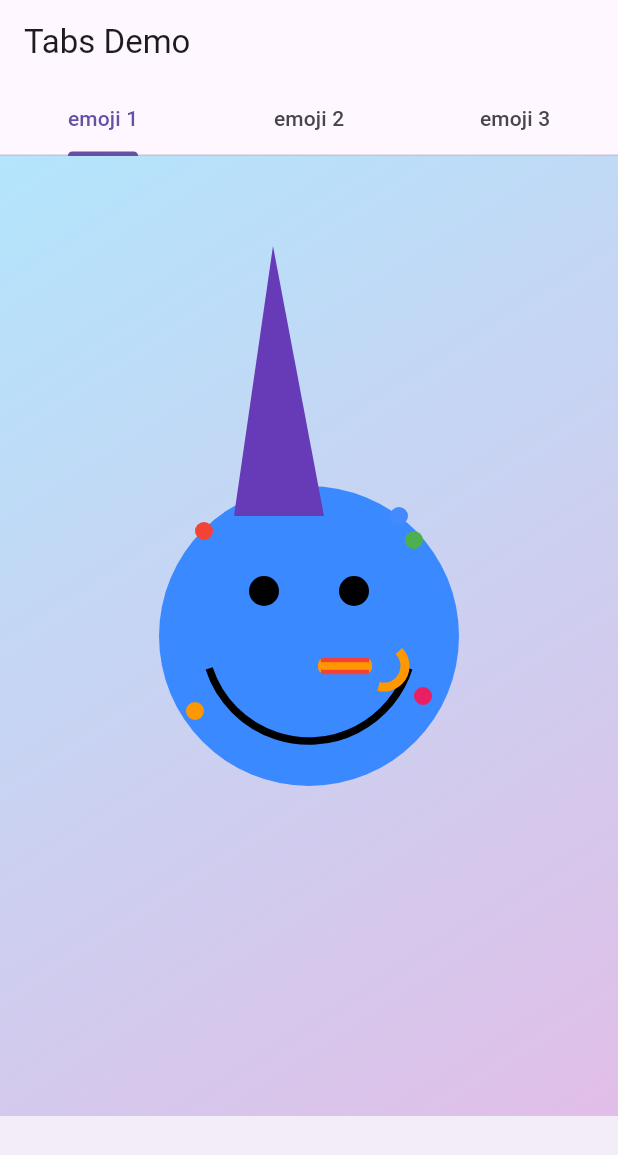
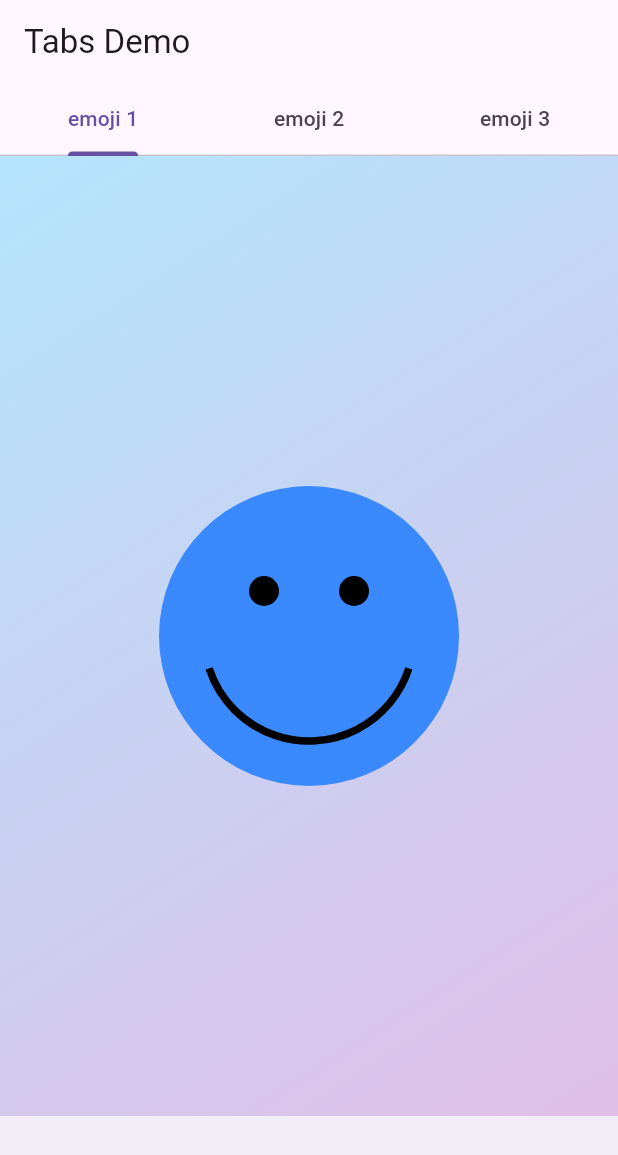
Before and after one commit to JashThakkar/smiley_face, a Flutter app: the screen it shows after launch, on a phone screen of 412 x 824 dp. Shown: the top 1155 px of the screen. Run offline on Flutter 3.47's test engine with Material 3 defaults, Android fonts, the phone set to English and light mode, and no system bars.

Commit message:
Updated to add a regular smiley to the first tab and moved the party emoji and heart to the second and third tabs

```diff
--- a/lib/main.dart
+++ b/lib/main.dart
@@ -94,6 +94,14 @@
       child: TabBarView(
         controller: _tabController,
         children: [
+          // TAB 1: Regular smiley
+          Center(
+            child: CustomPaint(
+              size: const Size(200, 200),
+              painter: SmileyFacePainter(),
+            ),
+          ),
+          // TAB 2: Party emoji
           Center(
             child: CustomPaint(
               size: Size(200, 200),
@@ -101,42 +109,12 @@
             ),
           ),
 
-          // TAB 2: Red heart
+          // TAB 3: Red heart
           Center(
             child: CustomPaint(
               size: Size(200, 200),
               painter: HeartPainter(),
             ),
-          ),
-          Column(
-            mainAxisAlignment: MainAxisAlignment.center,
-            children: [
-              Image.network(
-                "https://encrypted-tbn0.gstatic.com/images?q=tbn:ANd9GcSi0zzWDQNYkMxxXfgyEUKhft5_GPdxmhCrpQ&s",
-                width: 150,
-                height: 150,
-              ),
-              SizedBox(height: 10),
-              Text(
-                "Volcano Eruption 54°F",
-                style: TextStyle(fontSize: 20, fontWeight: FontWeight.bold),
-              ),
-            ],
-          ),
-          Column(
-            mainAxisAlignment: MainAxisAlignment.center,
-            children: [
-              Image.network(
-                "https://img.freepik.com/free-vector/hand-drawn-tornado-cartoon-illustration_52683-121089.jpg",
-                width: 150,
-                height: 150,
-              ),
-              SizedBox(height: 10),
-              Text(
-                "Tornado 54°F",
-                style: TextStyle(fontSize: 20, fontWeight: FontWeight.bold),
-              ),
-            ],
           ),
         ],
       ),
@@ -262,3 +240,31 @@
   @override
   bool shouldRepaint(covariant CustomPainter oldDelegate) => false;
 }
+
+class SmileyFacePainter extends CustomPainter {
+  @override
+  void paint(Canvas canvas, Size size) {
+    final center = Offset(size.width / 2, size.height / 2);
+    final r = size.width / 2;
+
+    // face
+    final facePaint = Paint()..color = const Color.fromARGB(255, 59, 137, 255);
+    canvas.drawCircle(center, r, facePaint);
+
+    // eyes
+    final eyePaint = Paint()..color = Colors.black;
+    canvas.drawCircle(Offset(size.width * 0.35, size.height * 0.35), 10, eyePaint);
+    canvas.drawCircle(Offset(size.width * 0.65, size.height * 0.35), 10, eyePaint);
+
+    // smile
+    final smilePaint = Paint()
+      ..color = Colors.black
+      ..style = PaintingStyle.stroke
+      ..strokeWidth = 5;
+    final smileRect = Rect.fromCircle(center: center, radius: size.width * 0.35);
+    canvas.drawArc(smileRect, 0.1 * pi, 0.8 * pi, false, smilePaint);
+  }
+
+  @override
+  bool shouldRepaint(covariant CustomPainter oldDelegate) => false;
+}
```
